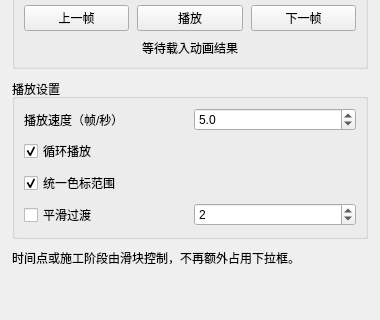
Qt form plugins/Base_PostProcessing/AnimationAviWidget.ui (asd977/base_cae) before a commit; both pictures show x 0 to 380 and y 270 to 590 of the 380 by 590 pixel window.
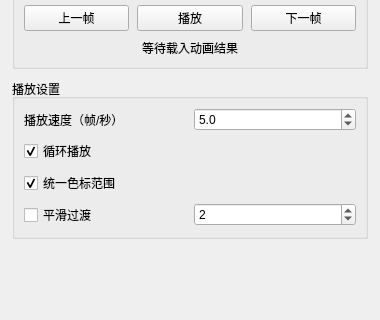
The same form after that commit.

```diff
--- a/plugins/Base_PostProcessing/AnimationAviWidget.ui
+++ b/plugins/Base_PostProcessing/AnimationAviWidget.ui
@@ -154,12 +154,6 @@
      </layout>
     </widget>
    </item>
-   <item>
-    <widget class="QLabel" name="tipLabel">
-     <property name="text"><string>时间点或施工阶段由滑块控制，不再额外占用下拉框。</string></property>
-     <property name="wordWrap"><bool>true</bool></property>
-    </widget>
-   </item>
    <item>
     <spacer name="verticalSpacer">
      <property name="orientation"><enum>Qt::Vertical</enum></property>
```
Left out of the diff: 2 changed lines with no effect on the pictures.
